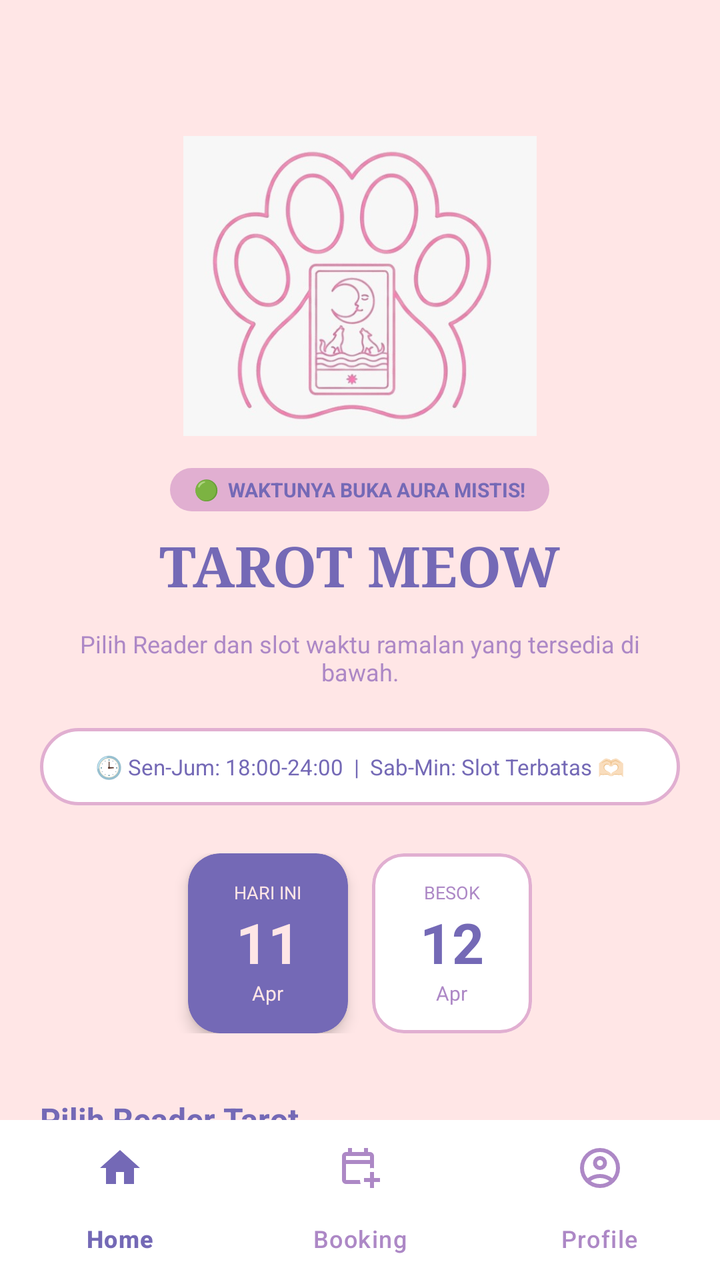
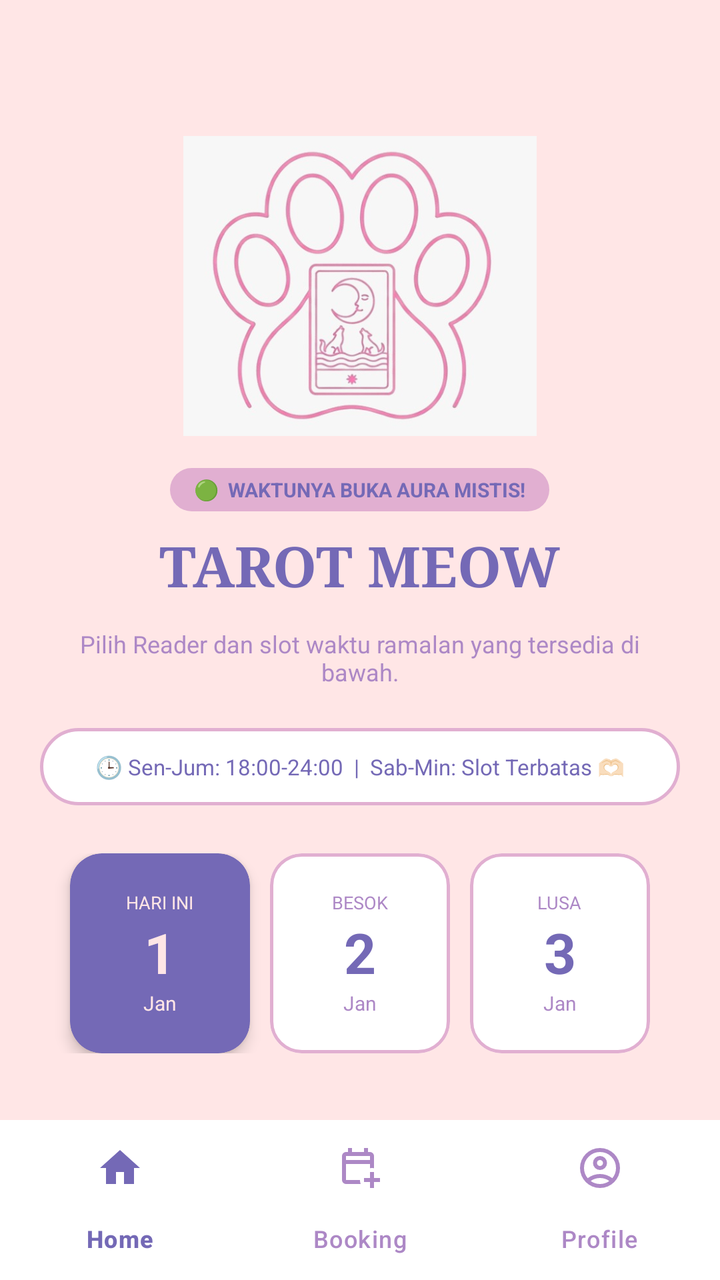

The first picture is an Android layout as it rendered before a commit; the second is the same layout after the commit. The layout source and the unified diff follow.
<!-- AndroidManifest.xml: application theme Theme.Tarot -->
<!-- res/layout/activity_customer.xml -->
<?xml version="1.0" encoding="utf-8"?>
<androidx.constraintlayout.widget.ConstraintLayout xmlns:android="http://schemas.android.com/apk/res/android"
    xmlns:app="http://schemas.android.com/apk/res-auto"
    xmlns:tools="http://schemas.android.com/tools"
    android:layout_width="match_parent"
    android:layout_height="match_parent"
    android:background="#FFE6E6">

    <androidx.core.widget.NestedScrollView
        android:id="@+id/nestedScrollView"
        android:layout_width="match_parent"
        android:layout_height="0dp"
        android:fillViewport="true"
        android:visibility="visible"
        app:layout_constraintBottom_toTopOf="@+id/navbarCustomer"
        app:layout_constraintEnd_toEndOf="parent"
        app:layout_constraintStart_toStartOf="parent"
        app:layout_constraintTop_toTopOf="parent">

        <LinearLayout
            android:layout_width="match_parent"
            android:layout_height="wrap_content"
            android:orientation="vertical"
            android:padding="20dp">

            <ImageView
                android:id="@+id/imgLogoHeader"
                android:layout_width="180dp"
                android:layout_height="150dp"
                android:layout_gravity="center_horizontal"
                android:layout_marginTop="48dp"
                android:layout_marginBottom="16dp"
                app:srcCompat="@drawable/meow" />

            <TextView
                android:layout_width="wrap_content"
                android:layout_height="wrap_content"
                android:layout_gravity="center_horizontal"
                android:background="@drawable/bg_status_rounded"
                android:backgroundTint="#E1AFD1"
                android:paddingHorizontal="12dp"
                android:paddingVertical="4dp"
                android:text="🟢  WAKTUNYA BUKA AURA MISTIS!"
                android:textColor="#7469B6"
                android:textSize="10sp"
                android:textStyle="bold" />

            <TextView
                android:layout_width="wrap_content"
                android:layout_height="wrap_content"
                android:layout_gravity="center_horizontal"
                android:layout_marginTop="8dp"
                android:fontFamily="serif"
                android:text="TAROT MEOW"
                android:textColor="#7469B6"
                android:textSize="28sp"
                android:textStyle="bold" />

            <TextView
                android:layout_width="match_parent"
                android:layout_height="wrap_content"
                android:layout_marginTop="12dp"
                android:gravity="center_horizontal"
                android:text="Pilih Reader dan slot waktu ramalan yang tersedia di bawah."
                android:textColor="#AD88C6"
                android:textSize="12sp" />

            <TextView
                android:layout_width="match_parent"
                android:layout_height="wrap_content"
                android:layout_marginTop="20dp"
                android:background="@drawable/bg_border_rounded"
                android:gravity="center"
                android:padding="12dp"
                android:text="🕒 Sen-Jum: 18:00-24:00  |  Sab-Min: Slot Terbatas 🫶🏻"
                android:textColor="#7469B6"
                android:textSize="11sp" />

            <LinearLayout
                android:layout_width="match_parent"
                android:layout_height="wrap_content"
                android:layout_marginTop="24dp"
                android:gravity="center_horizontal"
                android:orientation="horizontal">

                <com.google.android.material.card.MaterialCardView
                    android:layout_width="80dp"
                    android:layout_height="90dp"
                    app:cardBackgroundColor="#7469B6"
                    app:cardCornerRadius="16dp"
                    app:cardElevation="4dp"
                    app:strokeWidth="0dp">

                    <LinearLayout
                        android:layout_width="match_parent"
                        android:layout_height="match_parent"
                        android:gravity="center"
                        android:orientation="vertical"
                        android:padding="8dp">

                        <TextView
                            android:layout_width="wrap_content"
                            android:layout_height="wrap_content"
                            android:text="HARI INI"
                            android:textColor="#FFE6E6"
                            android:textSize="9sp" />

                        <TextView
                            android:layout_width="wrap_content"
                            android:layout_height="wrap_content"
                            android:text="11"
                            android:textColor="#FFE6E6"
                            android:textSize="28sp"
                            android:textStyle="bold" />

                        <TextView
                            android:layout_width="wrap_content"
                            android:layout_height="wrap_content"
                            android:text="Apr"
                            android:textColor="#FFE6E6"
                            android:textSize="10sp" />
                    </LinearLayout>
                </com.google.android.material.card.MaterialCardView>

                <com.google.android.material.card.MaterialCardView
                    android:layout_width="80dp"
                    android:layout_height="90dp"
                    android:layout_marginStart="12dp"
                    app:cardBackgroundColor="#FFFFFF"
                    app:cardCornerRadius="16dp"
                    app:cardElevation="0dp"
                    app:strokeColor="#E1AFD1"
                    app:strokeWidth="1.5dp">

                    <LinearLayout
                        android:layout_width="match_parent"
                        android:layout_height="match_parent"
                        android:gravity="center"
                        android:orientation="vertical">

                        <TextView
                            android:layout_width="wrap_content"
                            android:layout_height="wrap_content"
                            android:text="BESOK"
                            android:textColor="#AD88C6"
                            android:textSize="9sp" />

                        <TextView
                            android:layout_width="wrap_content"
                            android:layout_height="wrap_content"
                            android:text="12"
                            android:textColor="#7469B6"
                            android:textSize="28sp"
                            android:textStyle="bold" />

                        <TextView
                            android:layout_width="wrap_content"
                            android:layout_height="wrap_content"
                            android:text="Apr"
                            android:textColor="#AD88C6"
                            android:textSize="10sp" />
                    </LinearLayout>
                </com.google.android.material.card.MaterialCardView>
            </LinearLayout>

            <TextView
                android:layout_width="wrap_content"
                android:layout_height="wrap_content"
                android:layout_marginTop="32dp"
                android:text="Pilih Reader Tarot"
                android:textColor="#7469B6"
                android:textSize="16sp"
                android:textStyle="bold" />

            <com.google.android.material.card.MaterialCardView
                android:layout_width="match_parent"
                android:layout_height="wrap_content"
                android:layout_marginTop="16dp"
                app:cardBackgroundColor="#FFFFFF"
                app:cardCornerRadius="24dp"
                app:cardElevation="2dp"
                app:strokeColor="#E1AFD1"
                app:strokeWidth="1dp">

                <LinearLayout
                    android:layout_width="match_parent"
                    android:layout_height="wrap_content"
                    android:orientation="horizontal"
                    android:padding="20dp">

                    <com.google.android.material.imageview.ShapeableImageView
                        android:layout_width="90dp"
                        android:layout_height="90dp"
                        android:scaleType="centerCrop"
                        android:src="@drawable/meow"
                        app:shapeAppearanceOverlay="@style/RoundedSquare" />

                    <LinearLayout
                        android:layout_width="match_parent"
                        android:layout_height="wrap_content"
                        android:layout_gravity="center_vertical"
                        android:layout_marginStart="16dp"
                        android:orientation="vertical">

                        <TextView
                            android:layout_width="wrap_content"
                            android:layout_height="wrap_content"
                            android:text="Madame Seraphina"
                            android:textColor="#7469B6"
                            android:textSize="18sp"
                            android:textStyle="bold" />

                        <TextView
                            android:layout_width="wrap_content"
                            android:layout_height="wrap_content"
                            android:letterSpacing="0.1"
                            android:text="SENIOR MISTIC READER"
                            android:textColor="#AD88C6"
                            android:textSize="10sp" />

                        <TextView
                            android:layout_width="wrap_content"
                            android:layout_height="wrap_content"
                            android:layout_marginTop="8dp"
                            android:background="@drawable/bg_status_rounded"
                            android:backgroundTint="#7469B6"
                            android:paddingHorizontal="10dp"
                            android:paddingVertical="4dp"
                            android:text="OPEN"
                            android:textColor="#FFE6E6"
                            android:textSize="9sp"
                            android:textStyle="bold" />
                    </LinearLayout>
                </LinearLayout>
            </com.google.android.material.card.MaterialCardView>

            <View
                android:layout_width="match_parent"
                android:layout_height="40dp" />

        </LinearLayout>
    </androidx.core.widget.NestedScrollView>

    <FrameLayout
        android:id="@+id/container"
        android:layout_width="match_parent"
        android:layout_height="0dp"
        android:visibility="gone"
        app:layout_constraintBottom_toTopOf="@+id/navbarCustomer"
        app:layout_constraintEnd_toEndOf="parent"
        app:layout_constraintStart_toStartOf="parent"
        app:layout_constraintTop_toTopOf="parent" />

    <com.google.android.material.bottomnavigation.BottomNavigationView
        android:id="@+id/navbarCustomer"
        android:layout_width="match_parent"
        android:layout_height="wrap_content"
        android:background="#FFFFFF"
        app:elevation="8dp"
        app:itemIconTint="@color/nav_item_color"
        app:itemTextColor="@color/nav_item_color"
        app:itemRippleColor="#207469B6"
        app:labelVisibilityMode="labeled"
        app:itemActiveIndicatorStyle="@style/CustomIndicator"
        app:layout_constraintBottom_toBottomOf="parent"
        app:layout_constraintEnd_toEndOf="parent"
        app:layout_constraintStart_toStartOf="parent"
        app:menu="@menu/menu_nav_bar" />

</androidx.constraintlayout.widget.ConstraintLayout>
<!-- resources referenced by this layout -->
<resources>
  <!-- drawable bg_border_rounded (drawable) -->
  <shape xmlns:android="http://schemas.android.com/apk/res/android">
      <stroke android:width="1.5dp" android:color="#E1AFD1" />
      <corners android:radius="100dp" />
      <solid android:color="#FFFFFF" />
  </shape>
  <!-- drawable bg_status_rounded (drawable) -->
  <?xml version="1.0" encoding="utf-8"?>
  <shape xmlns:android="http://schemas.android.com/apk/res/android">
      <corners android:radius="100dp" />
  
      <solid android:color="#F0F0F0" />
  </shape>
  <!-- drawable meow: png bitmap (drawable, 183790 bytes) -->
  <style name="CustomIndicator" parent="Widget.Material3.BottomNavigationView.ActiveIndicator">
          <item name="android:color">#F3E5F5</item>
          <item name="android:width">44dp</item>
          <item name="android:height">44dp</item>
      </style>
  <style name="RoundedSquare" parent="">
          <item name="cornerSize">20dp</item>
      </style>
  <style name="Theme.Tarot" parent="Base.Theme.Tarot" />
  <style name="Base.Theme.Tarot" parent="Theme.Material3.DayNight.NoActionBar">
          <item name="colorPrimary">#7469B6</item>
          <item name="colorOnPrimary">#FFFFFF</item>
          <item name="colorPrimaryContainer">#F3E5F5</item>
  
          <item name="android:windowBackground">#FFE6E6</item>
  
          <item name="android:statusBarColor">#FFE6E6</item>
          <item name="android:windowLightStatusBar">true</item>
      </style>
</resources>

<!-- the commit's change to res/layout/activity_customer.xml (unified diff, before → after) -->
@@ -76,6 +76,7 @@
                 android:textColor="#7469B6"
                 android:textSize="11sp" />
 
+            
             <LinearLayout
                 android:layout_width="match_parent"
                 android:layout_height="wrap_content"
@@ -84,83 +85,124 @@
                 android:orientation="horizontal">
 
                 <com.google.android.material.card.MaterialCardView
-                    android:layout_width="80dp"
-                    android:layout_height="90dp"
+                    android:id="@+id/cardDate0"
+                    android:layout_width="90dp"
+                    android:layout_height="100dp"
                     app:cardBackgroundColor="#7469B6"
                     app:cardCornerRadius="16dp"
                     app:cardElevation="4dp"
                     app:strokeWidth="0dp">
-
                     <LinearLayout
                         android:layout_width="match_parent"
                         android:layout_height="match_parent"
                         android:gravity="center"
                         android:orientation="vertical"
                         android:padding="8dp">
-
-                        <TextView
+                        <TextView
+                            android:id="@+id/tvLabel0"
                             android:layout_width="wrap_content"
                             android:layout_height="wrap_content"
                             android:text="HARI INI"
                             android:textColor="#FFE6E6"
                             android:textSize="9sp" />
-
-                        <TextView
-                            android:layout_width="wrap_content"
-                            android:layout_height="wrap_content"
-                            android:text="11"
+                        <TextView
+                            android:id="@+id/tvDay0"
+                            android:layout_width="wrap_content"
+                            android:layout_height="wrap_content"
+                            android:text="1"
                             android:textColor="#FFE6E6"
                             android:textSize="28sp"
                             android:textStyle="bold" />
-
-                        <TextView
-                            android:layout_width="wrap_content"
-                            android:layout_height="wrap_content"
-                            android:text="Apr"
+                        <TextView
+                            android:id="@+id/tvMonth0"
+                            android:layout_width="wrap_content"
+                            android:layout_height="wrap_content"
+                            android:text="Jan"
                             android:textColor="#FFE6E6"
                             android:textSize="10sp" />
                     </LinearLayout>
                 </com.google.android.material.card.MaterialCardView>
 
                 <com.google.android.material.card.MaterialCardView
-                    android:layout_width="80dp"
-                    android:layout_height="90dp"
-                    android:layout_marginStart="12dp"
+                    android:id="@+id/cardDate1"
+                    android:layout_width="90dp"
+                    android:layout_height="100dp"
+                    android:layout_marginStart="10dp"
                     app:cardBackgroundColor="#FFFFFF"
                     app:cardCornerRadius="16dp"
                     app:cardElevation="0dp"
                     app:strokeColor="#E1AFD1"
                     app:strokeWidth="1.5dp">
-
                     <LinearLayout
                         android:layout_width="match_parent"
                         android:layout_height="match_parent"
                         android:gravity="center"
                         android:orientation="vertical">
-
-                        <TextView
+                        <TextView
+                            android:id="@+id/tvLabel1"
                             android:layout_width="wrap_content"
                             android:layout_height="wrap_content"
                             android:text="BESOK"
                             android:textColor="#AD88C6"
                             android:textSize="9sp" />
-
-                        <TextView
-                            android:layout_width="wrap_content"
-                            android:layout_height="wrap_content"
-                            android:text="12"
+                        <TextView
+                            android:id="@+id/tvDay1"
+                            android:layout_width="wrap_content"
+                            android:layout_height="wrap_content"
+                            android:text="2"
                             android:textColor="#7469B6"
                             android:textSize="28sp"
                             android:textStyle="bold" />
-
-                        <TextView
-                            android:layout_width="wrap_content"
-                            android:layout_height="wrap_content"
-                            android:text="Apr"
+                        <TextView
+                            android:id="@+id/tvMonth1"
+                            android:layout_width="wrap_content"
+                            android:layout_height="wrap_content"
+                            android:text="Jan"
                             android:textColor="#AD88C6"
                             android:textSize="10sp" />
                     </LinearLayout>
                 </com.google.android.material.card.MaterialCardView>
+
+                <com.google.android.material.card.MaterialCardView
+                    android:id="@+id/cardDate2"
+                    android:layout_width="90dp"
+                    android:layout_height="100dp"
+                    android:layout_marginStart="10dp"
+                    app:cardBackgroundColor="#FFFFFF"
+                    app:cardCornerRadius="16dp"
+                    app:cardElevation="0dp"
+                    app:strokeColor="#E1AFD1"
+                    app:strokeWidth="1.5dp">
+                    <LinearLayout
+                        android:layout_width="match_parent"
+                        android:layout_height="match_parent"
+                        android:gravity="center"
+                        android:orientation="vertical">
+                        <TextView
+                            android:id="@+id/tvLabel2"
+                            android:layout_width="wrap_content"
+                            android:layout_height="wrap_content"
+                            android:text="LUSA"
+                            android:textColor="#AD88C6"
+                            android:textSize="9sp" />
+                        <TextView
+                            android:id="@+id/tvDay2"
+                            android:layout_width="wrap_content"
+                            android:layout_height="wrap_content"
+                            android:text="3"
+                            android:textColor="#7469B6"
+                            android:textSize="28sp"
+                            android:textStyle="bold" />
+                        <TextView
+                            android:id="@+id/tvMonth2"
+                            android:layout_width="wrap_content"
+                            android:layout_height="wrap_content"
+                            android:text="Jan"
+                            android:textColor="#AD88C6"
+                            android:textSize="10sp" />
+                    </LinearLayout>
+                </com.google.android.material.card.MaterialCardView>
+
             </LinearLayout>
 
             <TextView
@@ -172,67 +214,22 @@
                 android:textSize="16sp"
                 android:textStyle="bold" />
 
-            <com.google.android.material.card.MaterialCardView
-                android:layout_width="match_parent"
-                android:layout_height="wrap_content"
-                android:layout_marginTop="16dp"
-                app:cardBackgroundColor="#FFFFFF"
-                app:cardCornerRadius="24dp"
-                app:cardElevation="2dp"
-                app:strokeColor="#E1AFD1"
-                app:strokeWidth="1dp">
-
-                <LinearLayout
-                    android:layout_width="match_parent"
-                    android:layout_height="wrap_content"
-                    android:orientation="horizontal"
-                    android:padding="20dp">
-
-                    <com.google.android.material.imageview.ShapeableImageView
-                        android:layout_width="90dp"
-                        android:layout_height="90dp"
-                        android:scaleType="centerCrop"
-                        android:src="@drawable/meow"
-                        app:shapeAppearanceOverlay="@style/RoundedSquare" />
-
-                    <LinearLayout
-                        android:layout_width="match_parent"
-                        android:layout_height="wrap_content"
-                        android:layout_gravity="center_vertical"
-                        android:layout_marginStart="16dp"
-                        android:orientation="vertical">
-
-                        <TextView
-                            android:layout_width="wrap_content"
-                            android:layout_height="wrap_content"
-                            android:text="Madame Seraphina"
-                            android:textColor="#7469B6"
-                            android:textSize="18sp"
-                            android:textStyle="bold" />
-
-                        <TextView
-                            android:layout_width="wrap_content"
-                            android:layout_height="wrap_content"
-                            android:letterSpacing="0.1"
-                            android:text="SENIOR MISTIC READER"
-                            android:textColor="#AD88C6"
-                            android:textSize="10sp" />
-
-                        <TextView
-                            android:layout_width="wrap_content"
-                            android:layout_height="wrap_content"
-                            android:layout_marginTop="8dp"
-                            android:background="@drawable/bg_status_rounded"
-                            android:backgroundTint="#7469B6"
-                            android:paddingHorizontal="10dp"
-                            android:paddingVertical="4dp"
-                            android:text="OPEN"
-                            android:textColor="#FFE6E6"
-                            android:textSize="9sp"
-                            android:textStyle="bold" />
-                    </LinearLayout>
-                </LinearLayout>
-            </com.google.android.material.card.MaterialCardView>
+            <TextView
+                android:layout_width="wrap_content"
+                android:layout_height="wrap_content"
+                android:layout_marginTop="4dp"
+                android:text="Tekan kartu reader untuk langsung booking"
+                android:textColor="#AD88C6"
+                android:textSize="11sp"
+                android:textStyle="italic" />
+
+            
+            <LinearLayout
+                android:id="@+id/containerReaders"
+                android:layout_width="match_parent"
+                android:layout_height="wrap_content"
+                android:layout_marginTop="12dp"
+                android:orientation="vertical" />
 
             <View
                 android:layout_width="match_parent"
<!-- resource entries referenced after the edit -->
@@ -19,9 +19,6 @@
           <item name="android:width">44dp</item>
           <item name="android:height">44dp</item>
       </style>
-  <style name="RoundedSquare" parent="">
-          <item name="cornerSize">20dp</item>
-      </style>
   <style name="Theme.Tarot" parent="Base.Theme.Tarot" />
   <style name="Base.Theme.Tarot" parent="Theme.Material3.DayNight.NoActionBar">
           <item name="colorPrimary">#7469B6</item>
